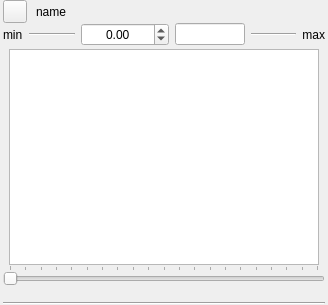
First picture: the form in qtfuzzylite/ui/Viewer.ui, repository fuzzylite/fuzzylite, before the edit.
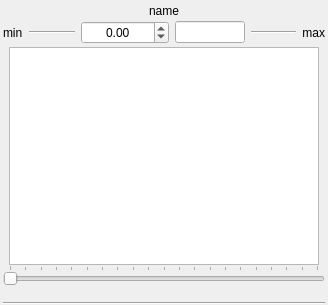
Second picture: the form after the edit. Icons and pictures are not drawn.

Commit message: Changed Viewer's name to a button. Added flat buttons to Inputs/Outputs to do batch minimize/maximize. Problems with Defuzzifier in qtfuzzlite remain.

What changed in the file:
```diff
--- a/qtfuzzylite/ui/Viewer.ui
+++ b/qtfuzzylite/ui/Viewer.ui
@@ -47,26 +47,9 @@
       <number>0</number>
      </property>
      <item>
-      <widget class="QToolButton" name="btn_properties">
-       <property name="toolTip">
-        <string>Viewer</string>
-       </property>
-       <property name="text">
-        <string/>
-       </property>
-       <property name="icon">
-        <iconset resource="qtfuzzylite.qrc">
-         <normaloff>:/visualization.png</normaloff>:/visualization.png</iconset>
-       </property>
-       <property name="checkable">
-        <bool>true</bool>
-       </property>
-      </widget>
-     </item>
-     <item>
-      <widget class="QLabel" name="lbl_name">
+      <widget class="QToolButton" name="btn_name">
        <property name="sizePolicy">
-        <sizepolicy hsizetype="Preferred" vsizetype="Ignored">
+        <sizepolicy hsizetype="Expanding" vsizetype="Fixed">
          <horstretch>0</horstretch>
          <verstretch>0</verstretch>
         </sizepolicy>
@@ -74,21 +57,17 @@
        <property name="text">
         <string>name</string>
        </property>
+       <property name="checkable">
+        <bool>true</bool>
+       </property>
+       <property name="checked">
+        <bool>false</bool>
+       </property>
+       <property name="autoRaise">
+        <bool>true</bool>
+       </property>
       </widget>
      </item>
-     <item>
-      <spacer name="horizontalSpacer">
-       <property name="orientation">
-        <enum>Qt::Horizontal</enum>
-       </property>
-       <property name="sizeHint" stdset="0">
-        <size>
-         <width>40</width>
-         <height>0</height>
-        </size>
-       </property>
-      </spacer>
-     </item>
     </layout>
    </item>
    <item>
```
Left out of the diff: 2 changed lines with no effect on the pictures. The commit also changes 5 other files.
